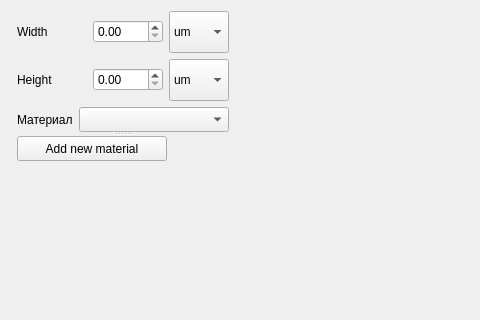
Qt form newp_dlg.ui (Confucij/corodtest) before a commit; both pictures show x 0 to 480 and y 0 to 320 of the 610 by 450 pixel window.
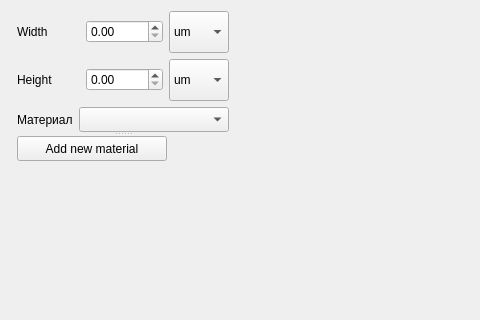
The same form after that commit.

```diff
--- a/newp_dlg.ui
+++ b/newp_dlg.ui
@@ -51,7 +51,11 @@
                   </widget>
                  </item>
                  <item>
-                  <widget class="QDoubleSpinBox" name="width_SpinBox"/>
+                  <widget class="QDoubleSpinBox" name="width_SpinBox">
+                   <property name="maximum">
+                    <double>10000.000000000000000</double>
+                   </property>
+                  </widget>
                  </item>
                  <item>
                   <widget class="QComboBox" name="width_sizeBox">
@@ -85,7 +89,11 @@
                   </widget>
                  </item>
                  <item>
-                  <widget class="QDoubleSpinBox" name="height_SpinBox"/>
+                  <widget class="QDoubleSpinBox" name="height_SpinBox">
+                   <property name="maximum">
+                    <double>10000.000000000000000</double>
+                   </property>
+                  </widget>
                  </item>
                  <item>
                   <widget class="QComboBox" name="height_sizeBox">
```
